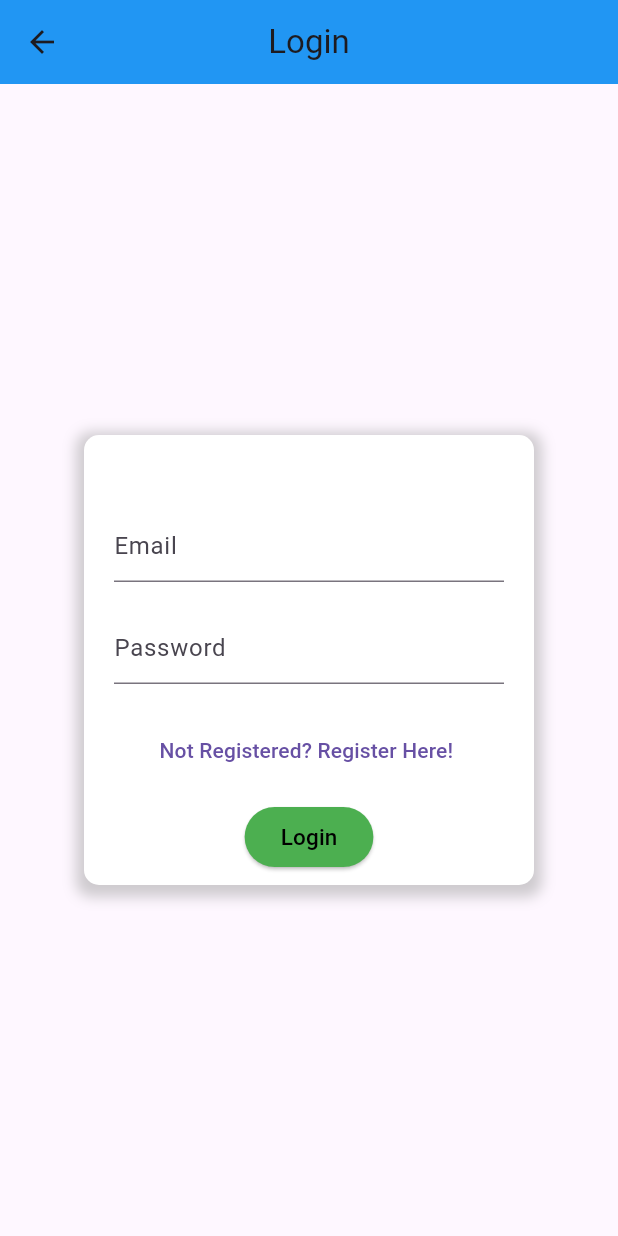
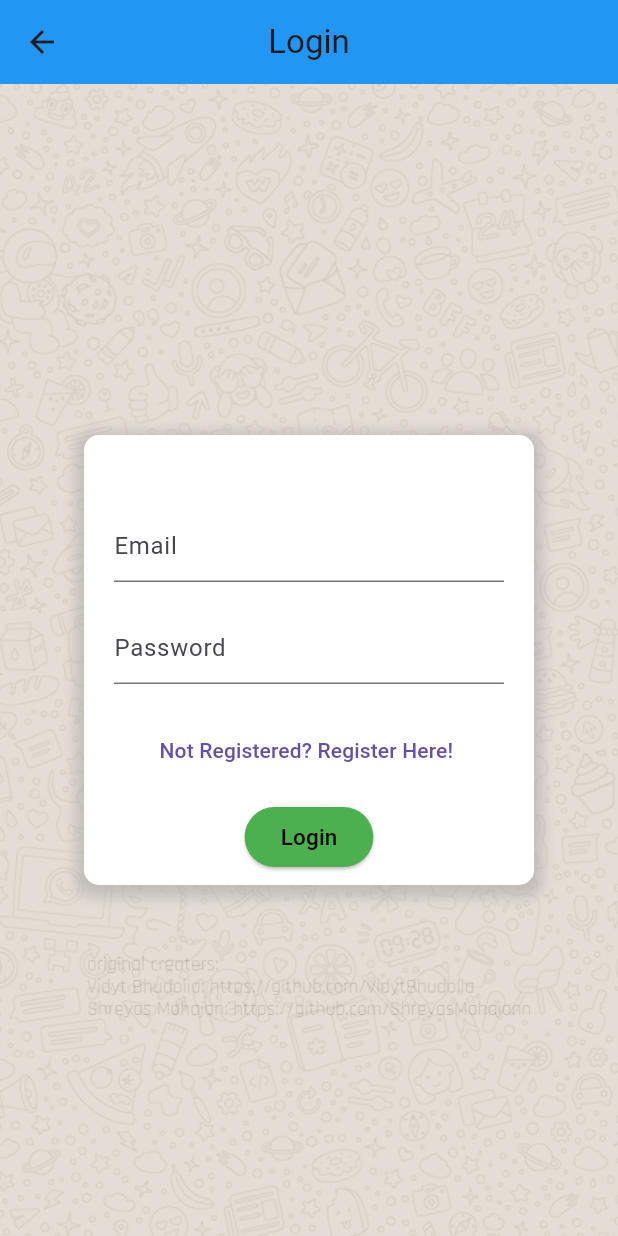
Before and after one commit to VidytBhudolia/myElc, a Flutter app: the LoginView screen opened by its route, on a phone screen of 412 x 824 dp. Run offline on Flutter 3.47's test engine with Material 3 defaults, Android fonts, the phone set to English and light mode, and no system bars; our stand-ins replace firebase_auth, firebase_core, flutter_svg; accounts and stored records are empty.

Commit message:
Part 3 of fixing it

```diff
--- a/lib/views/login_views.dart
+++ b/lib/views/login_views.dart
@@ -36,7 +36,18 @@ class _LoginViewState extends State<LoginView> {
         centerTitle: true,
         backgroundColor: Colors.blue,
       ),
-      body: Center(
+      body: Container(
+        decoration: const BoxDecoration(
+          image: DecorationImage(
+            // image: AssetImage("assets/background_image.png"),
+            image: AssetImage("assets/background_image_watermark.png"),
+
+            // image: AssetImage("assets/bg_black.png"),
+
+            fit: BoxFit.cover,
+          ),
+        ),
+        child: Center(
           child: Padding(
             padding: const EdgeInsets.all(20.0),
             child: Container(
@@ -56,6 +67,8 @@ class _LoginViewState extends State<LoginView> {
                 ],
               ),
               child: Column(
+                crossAxisAlignment: CrossAxisAlignment.center,
+                mainAxisAlignment: MainAxisAlignment.spaceEvenly,
                 children: [
                   const SizedBox(height: 30),
                   TextField(
@@ -86,8 +99,8 @@ class _LoginViewState extends State<LoginView> {
                   const SizedBox(height: 10),
                   ElevatedButton(
                       style: ButtonStyle(
-                      backgroundColor:
-                          MaterialStateProperty.all<Color>(Colors.green[500]!),
+                        backgroundColor: MaterialStateProperty.all<Color>(
+                            Colors.green[500]!),
                         overlayColor: MaterialStateProperty.resolveWith<Color?>(
                           (Set<MaterialState> states) {
                             if (states.contains(MaterialState.hovered)) {
@@ -111,8 +124,8 @@ class _LoginViewState extends State<LoginView> {
                           if (userCredential.user!.emailVerified) {
                             // Navigator.of(context)
                             //     .pushNamedAndRemoveUntil('/notes/', (_) => false);
-                          Navigator.of(context)
-                              .pushNamedAndRemoveUntil('/home/', (_) => false);
+                            Navigator.of(context).pushNamedAndRemoveUntil(
+                                '/home/', (_) => false);
                           } else {
                             Navigator.of(context).pushNamedAndRemoveUntil(
                                 '/verify_email/', (_) => false);
@@ -132,6 +145,7 @@ class _LoginViewState extends State<LoginView> {
             ),
           ),
         ),
+      ),
     );
   }
 }
```
Lines whose indentation alone changed are shown as unchanged.
